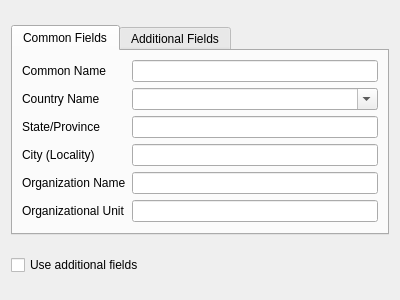
This is resources/ui/widget/namewidget.ui in jdoubleu/certman as Qt 5 draws it before an edit. The edited form follows.
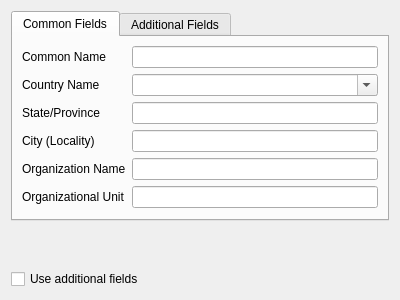
This is the edited form.

Commit message: Add error message to NameWidget

Patch:
```diff
--- a/resources/ui/widget/namewidget.ui
+++ b/resources/ui/widget/namewidget.ui
@@ -201,6 +201,50 @@
      </widget>
     </widget>
    </item>
+   <item>
+    <widget class="QLabel" name="errorMessage">
+     <property name="palette">
+      <palette>
+       <active>
+        <colorrole role="WindowText">
+         <brush brushstyle="SolidPattern">
+          <color alpha="255">
+           <red>255</red>
+           <green>0</green>
+           <blue>0</blue>
+          </color>
+         </brush>
+        </colorrole>
+       </active>
+       <inactive>
+        <colorrole role="WindowText">
+         <brush brushstyle="SolidPattern">
+          <color alpha="255">
+           <red>255</red>
+           <green>0</green>
+           <blue>0</blue>
+          </color>
+         </brush>
+        </colorrole>
+       </inactive>
+       <disabled>
+        <colorrole role="WindowText">
+         <brush brushstyle="SolidPattern">
+          <color alpha="255">
+           <red>128</red>
+           <green>128</green>
+           <blue>128</blue>
+          </color>
+         </brush>
+        </colorrole>
+       </disabled>
+      </palette>
+     </property>
+     <property name="text">
+      <string/>
+     </property>
+    </widget>
+   </item>
    <item>
     <widget class="QCheckBox" name="optional_fields_toggle">
      <property name="text">
```
The commit also changes 2 other files.
